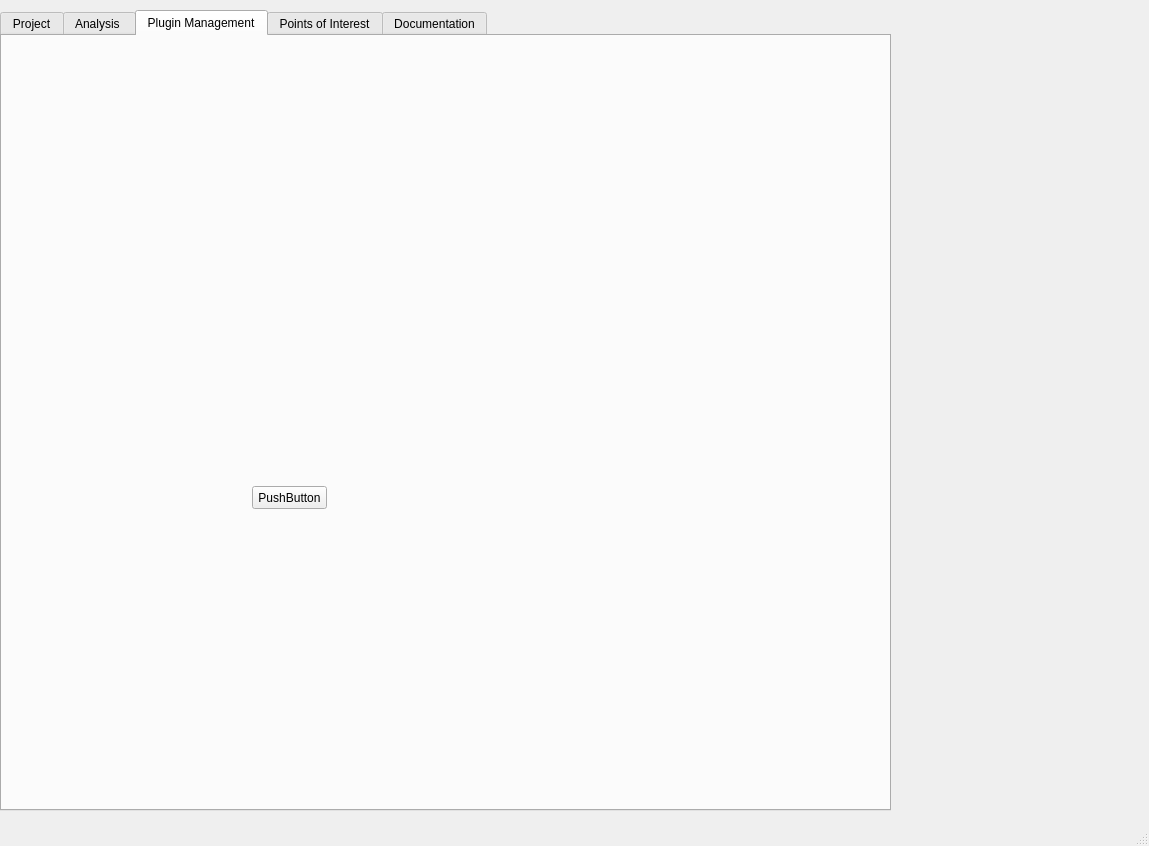
Old version of the form mainWindow.ui in the repository flopez141414/Beat.
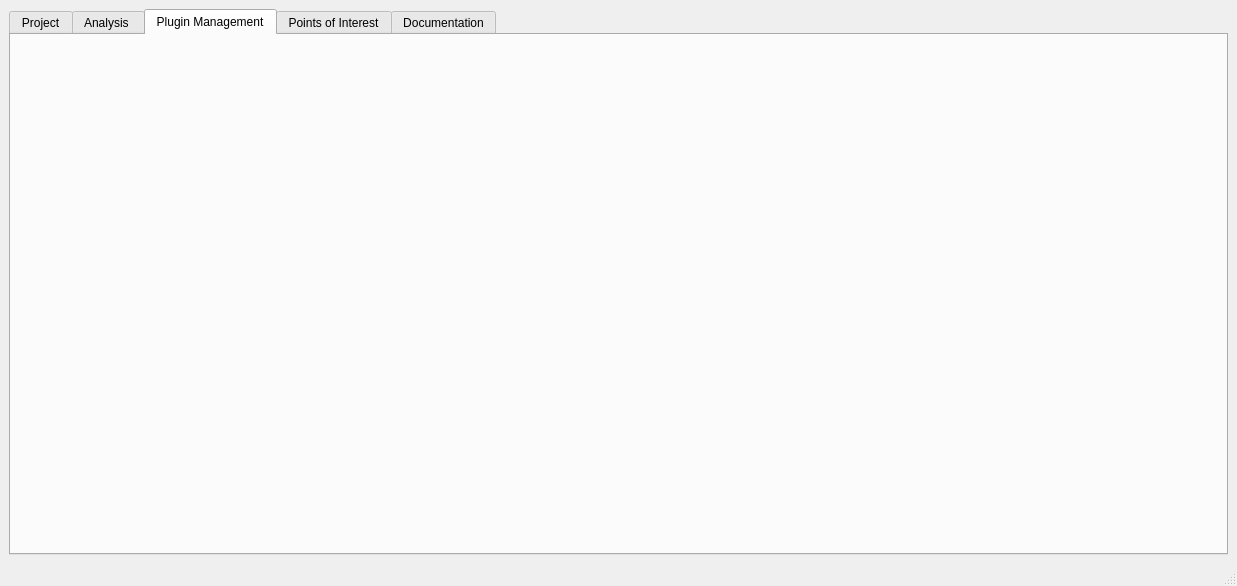
New version of the form. The open tabs and pages were chosen to show the change.

```diff
--- a/mainWindow.ui
+++ b/mainWindow.ui
@@ -6,8 +6,8 @@
    <rect>
     <x>0</x>
     <y>0</y>
-    <width>1149</width>
-    <height>846</height>
+    <width>1237</width>
+    <height>586</height>
    </rect>
   </property>
   <property name="windowTitle">
@@ -20,18 +20,12 @@
    <enum>QTabWidget::Rounded</enum>
   </property>
   <widget class="QWidget" name="centralwidget">
+   <layout class="QGridLayout" name="gridLayout">
+    <item row="0" column="0">
    <widget class="QTabWidget" name="tabWidget">
     <property name="enabled">
      <bool>true</bool>
     </property>
-    <property name="geometry">
-     <rect>
-      <x>0</x>
-      <y>10</y>
-      <width>891</width>
-      <height>801</height>
-     </rect>
-    </property>
     <property name="sizePolicy">
      <sizepolicy hsizetype="Expanding" vsizetype="Expanding">
       <horstretch>10</horstretch>
@@ -143,19 +137,6 @@
      <attribute name="title">
       <string>Plugin Management</string>
      </attribute>
-     <widget class="QPushButton" name="pushButton_3">
-      <property name="geometry">
-       <rect>
-        <x>250</x>
-        <y>450</y>
-        <width>75</width>
-        <height>23</height>
-       </rect>
-      </property>
-      <property name="text">
-       <string>PushButton</string>
-      </property>
-     </widget>
     </widget>
     <widget class="QWidget" name="PoiTab">
      <attribute name="title">
@@ -179,21 +160,10 @@
      <attribute name="title">
       <string>Documentation</string>
      </attribute>
-     <widget class="QPushButton" name="pushButton_5">
-      <property name="geometry">
-       <rect>
-        <x>660</x>
-        <y>50</y>
-        <width>75</width>
-        <height>23</height>
-       </rect>
-      </property>
-      <property name="text">
-       <string>PushButton</string>
-      </property>
-     </widget>
-    </widget>
-   </widget>
+      </widget>
+     </widget>
+    </item>
+   </layout>
   </widget>
   <widget class="QMenuBar" name="menubar">
    <property name="geometry">
```
Left out of the diff: 30 changed lines with no effect on the pictures. Lines whose indentation alone changed are shown as unchanged.
